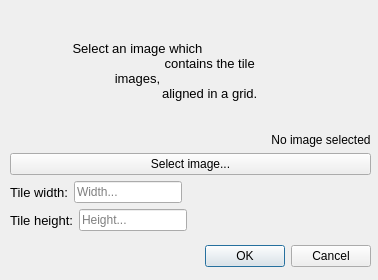
Before: the Qt Designer form src/ui/tileset/tileset_dialog.ui in albin-johansson/tactile, drawn with Qt 5.
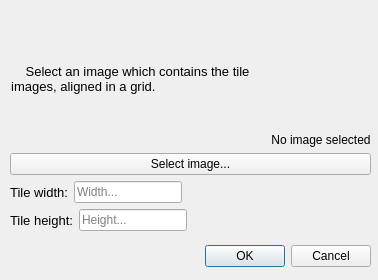
After: the same form once the commit is applied. Icons and pictures are not drawn.

```diff
--- a/src/ui/tileset/tileset_dialog.ui
+++ b/src/ui/tileset/tileset_dialog.ui
@@ -56,10 +56,7 @@
                                     </font>
                                 </property>
                                 <property name="text">
-                                    <string>Select an image which
-                                        contains the tile images,
-                                        aligned in a grid.
-                                    </string>
+         <string>Select an image which contains the tile images, aligned in a grid.                              </string>
                                 </property>
                                 <property name="alignment">
                                     <set>Qt::AlignCenter</set>
```
Left out of the diff: 6 changed lines with no effect on the pictures. Lines whose indentation alone changed are shown as unchanged.
